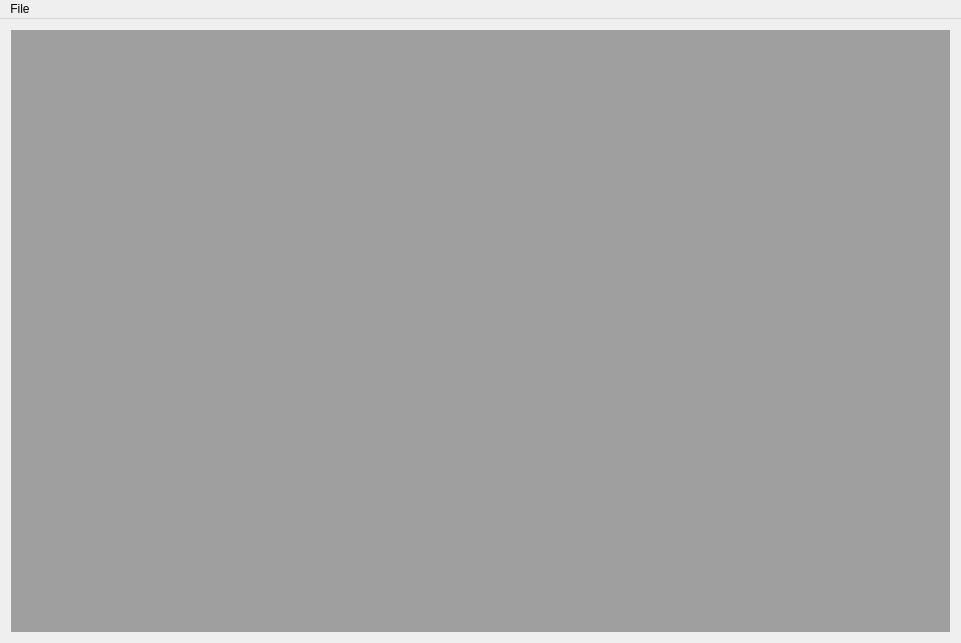
lborowczak/CompanyDataManager, file mainwindow.ui: the form before one commit.
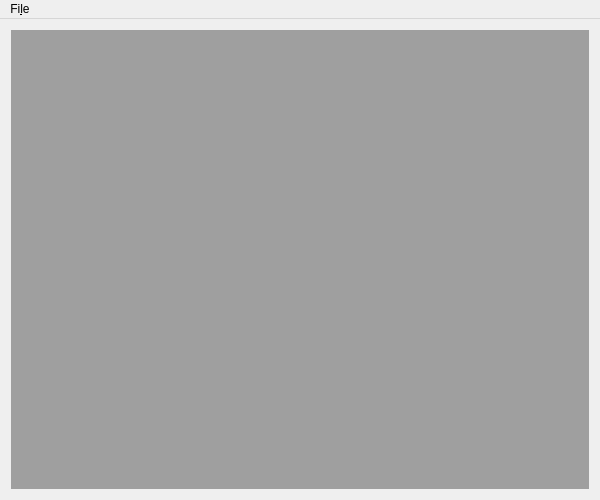
The form after the commit.

Diff of the .ui file:
```diff
--- a/mainwindow.ui
+++ b/mainwindow.ui
@@ -6,8 +6,8 @@
    <rect>
     <x>0</x>
     <y>0</y>
-    <width>961</width>
-    <height>643</height>
+    <width>600</width>
+    <height>500</height>
    </rect>
   </property>
   <property name="windowTitle">
@@ -25,13 +25,13 @@
     <rect>
      <x>0</x>
      <y>0</y>
-     <width>961</width>
+     <width>600</width>
      <height>20</height>
     </rect>
    </property>
    <widget class="QMenu" name="menuFile">
     <property name="title">
-     <string>File</string>
+     <string>Fi&amp;le</string>
     </property>
     <addaction name="actionNew_Database"/>
     <addaction name="actionOpen_Database"/>
```
Left out of the diff: 6 changed lines with no effect on the pictures.
